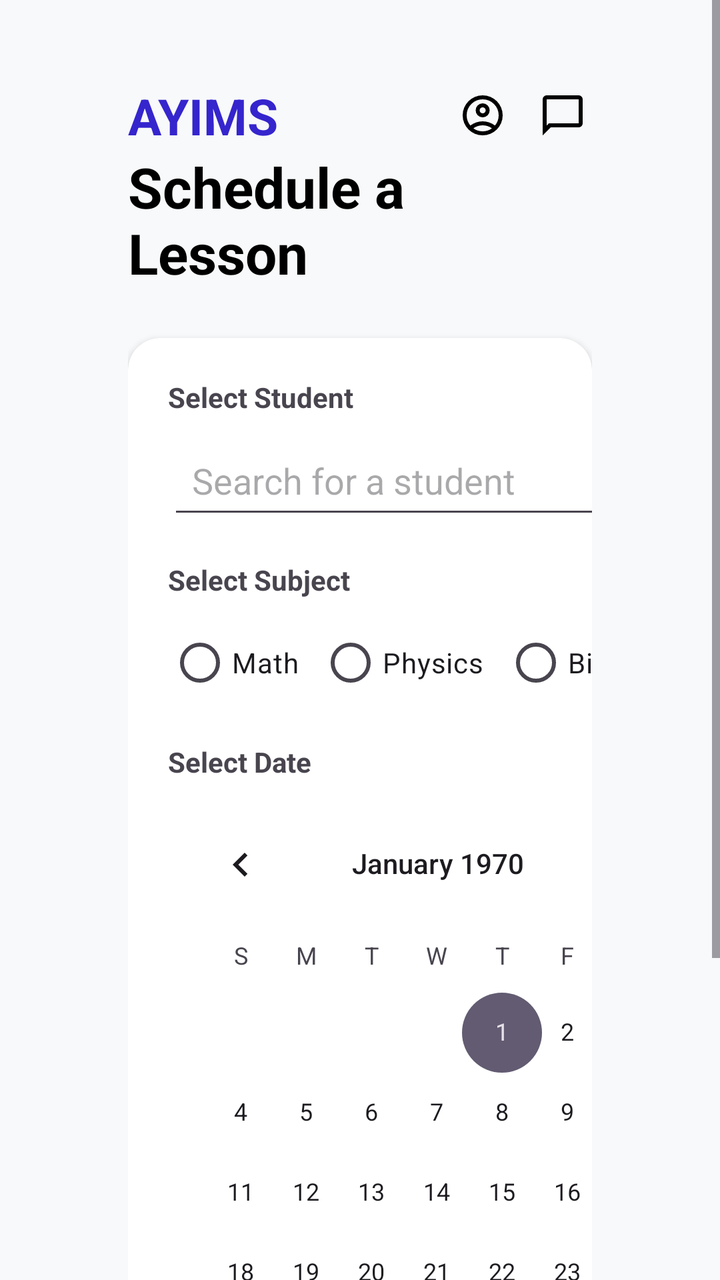
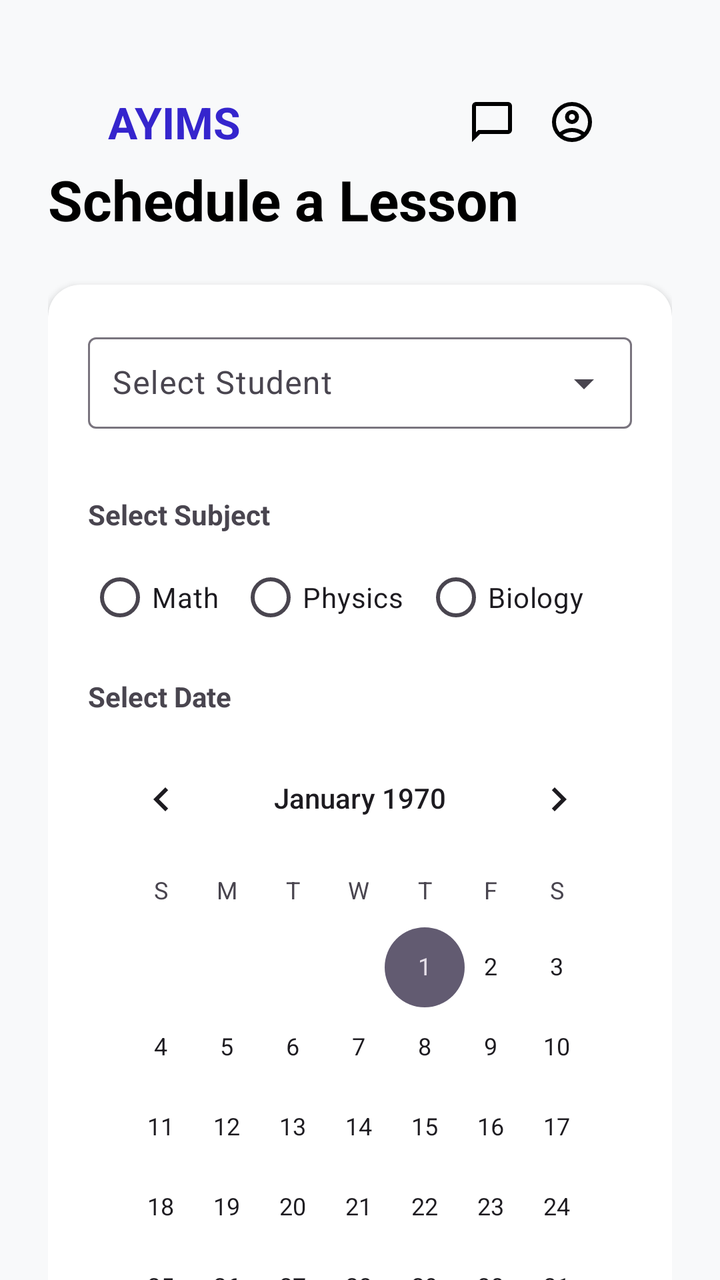

The first picture is an Android layout as it rendered before a commit; the second is the same layout after the commit. The layout source and the unified diff follow.
<!-- AndroidManifest.xml: application theme Theme.MyTutor -->
<!-- res/layout/fragment_tutor_schedule.xml -->
<?xml version="1.0" encoding="utf-8"?>
<ScrollView xmlns:android="http://schemas.android.com/apk/res/android"
    xmlns:app="http://schemas.android.com/apk/res-auto"
    android:layout_width="match_parent"
    android:layout_height="match_parent"
    android:background="#F8F9FA">

    <LinearLayout
        android:layout_width="match_parent"
        android:layout_height="wrap_content"
        android:orientation="vertical"
        android:layout_marginHorizontal="40dp"
        android:layout_marginVertical="0dp"
        android:padding="24dp">
        <LinearLayout
            android:layout_width="match_parent"
            android:layout_height="wrap_content"
            android:layout_marginTop="17dp"
            android:orientation="horizontal">
            <TextView
                android:layout_width="wrap_content"
                android:layout_height="wrap_content"
                android:textColor="@color/btn"
                android:textStyle="bold"
                android:text="AYIMS"
                android:textSize="25sp"/>

            <TextView
                android:layout_width="wrap_content"
                android:layout_height="wrap_content"
                android:textSize="25sp"
                android:layout_marginStart="90dp"
                android:drawableLeft="@drawable/outline_account_circle_24"/>
            <TextView
                android:layout_width="wrap_content"
                android:layout_height="wrap_content"
                android:textSize="25sp"
                android:layout_marginStart="16dp"
                android:drawableLeft="@drawable/outline_chat_bubble_24"/>
            <TextView
                android:layout_width="wrap_content"
                android:layout_height="wrap_content"
                android:textSize="25sp"
                android:layout_marginStart="16dp"
                android:drawableLeft="@drawable/outline_account_circle_24"/>

        </LinearLayout>


        <TextView
            android:layout_width="wrap_content"
            android:layout_height="wrap_content"
            android:text="Schedule a Lesson"
            android:textSize="28sp"
            android:textStyle="bold"
            android:textColor="@color/black"
            android:layout_marginBottom="24dp"/>

        <androidx.cardview.widget.CardView
            android:layout_width="match_parent"
            android:layout_height="wrap_content"
            app:cardCornerRadius="16dp"
            app:cardElevation="2dp">

            <LinearLayout
                android:layout_width="310dp"
                android:layout_height="wrap_content"
                android:orientation="vertical"
                android:padding="20dp">

                <TextView
                    android:layout_width="wrap_content"
                    android:layout_height="wrap_content"
                    android:layout_marginBottom="8dp"
                    android:text="Select Student"
                    android:textStyle="bold" />

                <AutoCompleteTextView
                    android:id="@+id/studentAutoComplete"
                    android:layout_width="match_parent"
                    android:layout_height="wrap_content"
                    android:completionThreshold="1"
                    android:hint="Search for a student"
                    android:padding="12dp" />

                <TextView
                    android:layout_width="wrap_content"
                    android:layout_height="wrap_content"
                    android:layout_marginTop="16dp"
                    android:layout_marginBottom="8dp"
                    android:text="Select Subject"
                    android:textStyle="bold" />

                <RadioGroup
                    android:id="@+id/tutorSubjectGroup"
                    android:layout_width="match_parent"
                    android:layout_height="wrap_content"
                    android:orientation="horizontal">

                    <RadioButton
                        android:id="@+id/rbMath"
                        android:layout_width="wrap_content"
                        android:layout_height="wrap_content"
                        android:layout_marginEnd="10dp"
                        android:text="Math" />

                    <RadioButton
                        android:id="@+id/rbPhysics"
                        android:layout_width="wrap_content"
                        android:layout_height="wrap_content"
                        android:layout_marginEnd="10dp"
                        android:text="Physics" />

                    <RadioButton
                        android:id="@+id/rbBiology"
                        android:layout_width="wrap_content"
                        android:layout_height="wrap_content"
                        android:text="Biology" />
                </RadioGroup>

                <TextView
                    android:layout_width="wrap_content"
                    android:layout_height="wrap_content"
                    android:layout_marginTop="16dp"
                    android:layout_marginBottom="8dp"
                    android:text="Select Date"
                    android:textStyle="bold" />

                <CalendarView
                    android:id="@+id/scheduleCalendar"
                    android:layout_width="match_parent"
                    android:layout_height="wrap_content" />

                <Button
                    android:id="@+id/btnScheduleLesson"
                    android:layout_width="match_parent"
                    android:layout_height="wrap_content"
                    android:layout_marginTop="24dp"
                    android:backgroundTint="@color/btn"
                    android:padding="12dp"
                    android:text="Schedule Lesson"
                    android:textColor="@color/white" />

            </LinearLayout>
        </androidx.cardview.widget.CardView>

    </LinearLayout>
</ScrollView>
<!-- resources referenced by this layout -->
<resources>
  <color name="black">#FF000000</color>
  <color name="btn">#3525CD</color>
  <color name="white">#FFFFFFFF</color>
  <!-- drawable outline_account_circle_24 (drawable) -->
  <vector xmlns:android="http://schemas.android.com/apk/res/android" android:height="24dp" android:tint="#000000" android:viewportHeight="960" android:viewportWidth="960" android:width="24dp">
        
      <path android:fillColor="@android:color/white" android:pathData="M234,684Q285,645 348,622.5Q411,600 480,600Q549,600 612,622.5Q675,645 726,684Q761,643 780.5,591Q800,539 800,480Q800,347 706.5,253.5Q613,160 480,160Q347,160 253.5,253.5Q160,347 160,480Q160,539 179.5,591Q199,643 234,684ZM380.5,479.5Q340,439 340,380Q340,321 380.5,280.5Q421,240 480,240Q539,240 579.5,280.5Q620,321 620,380Q620,439 579.5,479.5Q539,520 480,520Q421,520 380.5,479.5ZM480,880Q397,880 324,848.5Q251,817 197,763Q143,709 111.5,636Q80,563 80,480Q80,397 111.5,324Q143,251 197,197Q251,143 324,111.5Q397,80 480,80Q563,80 636,111.5Q709,143 763,197Q817,251 848.5,324Q880,397 880,480Q880,563 848.5,636Q817,709 763,763Q709,817 636,848.5Q563,880 480,880ZM580,784.5Q627,769 666,740Q627,711 580,695.5Q533,680 480,680Q427,680 380,695.5Q333,711 294,740Q333,769 380,784.5Q427,800 480,800Q533,800 580,784.5ZM523,423Q540,406 540,380Q540,354 523,337Q506,320 480,320Q454,320 437,337Q420,354 420,380Q420,406 437,423Q454,440 480,440Q506,440 523,423ZM480,380Q480,380 480,380Q480,380 480,380Q480,380 480,380Q480,380 480,380Q480,380 480,380Q480,380 480,380Q480,380 480,380Q480,380 480,380ZM480,740Q480,740 480,740Q480,740 480,740Q480,740 480,740Q480,740 480,740Q480,740 480,740Q480,740 480,740Q480,740 480,740Q480,740 480,740Z"/>
      
  </vector>
  <!-- drawable outline_chat_bubble_24 (drawable) -->
  <vector xmlns:android="http://schemas.android.com/apk/res/android" android:height="24dp" android:tint="#000000" android:viewportHeight="960" android:viewportWidth="960" android:width="24dp">
        
      <path android:fillColor="@android:color/white" android:pathData="M80,880L80,160Q80,127 103.5,103.5Q127,80 160,80L800,80Q833,80 856.5,103.5Q880,127 880,160L880,640Q880,673 856.5,696.5Q833,720 800,720L240,720L80,880ZM206,640L800,640Q800,640 800,640Q800,640 800,640L800,160Q800,160 800,160Q800,160 800,160L160,160Q160,160 160,160Q160,160 160,160L160,685L206,640ZM160,640L160,640L160,160Q160,160 160,160Q160,160 160,160L160,160Q160,160 160,160Q160,160 160,160L160,640Q160,640 160,640Q160,640 160,640Z"/>
      
  </vector>
  <style name="Theme.MyTutor" parent="Base.Theme.MyTutor" />
  <style name="Base.Theme.MyTutor" parent="Theme.Material3.DayNight.NoActionBar">
          
          
      </style>
</resources>

<!-- the commit's change to res/layout/fragment_tutor_schedule.xml (unified diff, before → after) -->
@@ -1,49 +1,52 @@
 <?xml version="1.0" encoding="utf-8"?>
-<ScrollView xmlns:android="http://schemas.android.com/apk/res/android"
+<androidx.core.widget.NestedScrollView xmlns:android="http://schemas.android.com/apk/res/android"
     xmlns:app="http://schemas.android.com/apk/res-auto"
     android:layout_width="match_parent"
     android:layout_height="match_parent"
-    android:background="#F8F9FA">
+    android:background="#F8F9FA"
+    android:fillViewport="true">
 
     <LinearLayout
         android:layout_width="match_parent"
         android:layout_height="wrap_content"
         android:orientation="vertical"
-        android:layout_marginHorizontal="40dp"
+        android:layout_marginHorizontal="0dp"
         android:layout_marginVertical="0dp"
-        android:padding="24dp">
+        android:padding="24dp"
+        android:paddingBottom="80dp">
         <LinearLayout
             android:layout_width="match_parent"
             android:layout_height="wrap_content"
             android:layout_marginTop="17dp"
+            android:layout_marginHorizontal="30dp"
+            android:gravity="center_vertical"
             android:orientation="horizontal">
             <TextView
+                android:layout_width="0dp"
+                android:layout_weight="1"
+                android:layout_height="wrap_content"
+                android:textColor="@color/btn"
+                android:text="AYIMS"
+                android:textStyle="bold"
+                android:textSize="22sp"/>
+
+            <TextView
+                android:id="@+id/chatIcon"
                 android:layout_width="wrap_content"
                 android:layout_height="wrap_content"
-                android:textColor="@color/btn"
-                android:textStyle="bold"
-                android:text="AYIMS"
-                android:textSize="25sp"/>
+                android:padding="8dp"
+                app:drawableStartCompat="@drawable/outline_chat_bubble_24"
+                app:drawableTint="@color/black"/>
 
             <TextView
+                android:id="@+id/profileIcon"
                 android:layout_width="wrap_content"
                 android:layout_height="wrap_content"
-                android:textSize="25sp"
-                android:layout_marginStart="90dp"
-                android:drawableLeft="@drawable/outline_account_circle_24"/>
-            <TextView
-                android:layout_width="wrap_content"
-                android:layout_height="wrap_content"
-                android:textSize="25sp"
-                android:layout_marginStart="16dp"
-                android:drawableLeft="@drawable/outline_chat_bubble_24"/>
-            <TextView
-                android:layout_width="wrap_content"
-                android:layout_height="wrap_content"
-                android:textSize="25sp"
-                android:layout_marginStart="16dp"
-                android:drawableLeft="@drawable/outline_account_circle_24"/>
-
+                android:padding="8dp"
+                android:clickable="true"
+                android:focusable="true"
+                app:drawableStartCompat="@drawable/outline_account_circle_24"
+                app:drawableTint="@color/black"/>
         </LinearLayout>
 
 
@@ -63,25 +66,26 @@
             app:cardElevation="2dp">
 
             <LinearLayout
-                android:layout_width="310dp"
+                android:layout_width="match_parent"
                 android:layout_height="wrap_content"
                 android:orientation="vertical"
                 android:padding="20dp">
 
-                <TextView
-                    android:layout_width="wrap_content"
-                    android:layout_height="wrap_content"
-                    android:layout_marginBottom="8dp"
-                    android:text="Select Student"
-                    android:textStyle="bold" />
-
-                <AutoCompleteTextView
-                    android:id="@+id/studentAutoComplete"
+                <com.google.android.material.textfield.TextInputLayout
+                    style="@style/Widget.Material3.TextInputLayout.OutlinedBox.ExposedDropdownMenu"
                     android:layout_width="match_parent"
                     android:layout_height="wrap_content"
-                    android:completionThreshold="1"
-                    android:hint="Search for a student"
-                    android:padding="12dp" />
+                    android:layout_marginBottom="16dp"
+                    android:hint="Select Student">
+
+                    <AutoCompleteTextView
+                        android:id="@+id/studentAutoComplete"
+                        android:layout_width="match_parent"
+                        android:layout_height="wrap_content"
+                        android:inputType="none"
+                        android:padding="12dp" />
+
+                </com.google.android.material.textfield.TextInputLayout>
 
                 <TextView
                     android:layout_width="wrap_content"
@@ -145,4 +149,4 @@
         </androidx.cardview.widget.CardView>
 
     </LinearLayout>
-</ScrollView>
+</androidx.core.widget.NestedScrollView>
